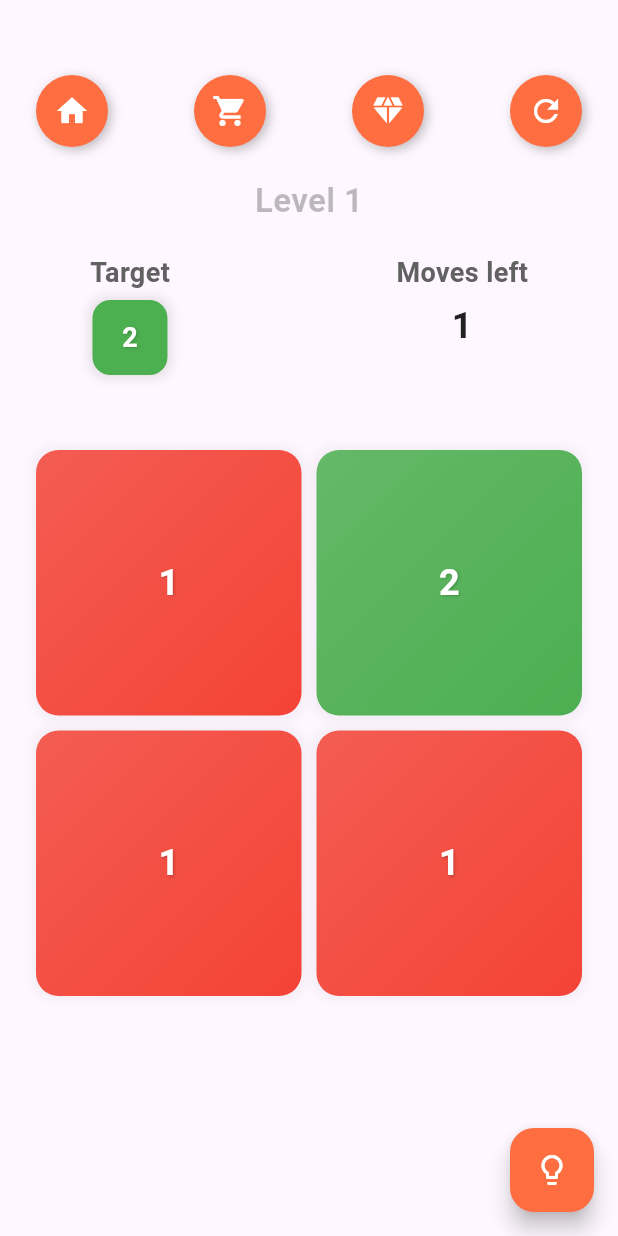
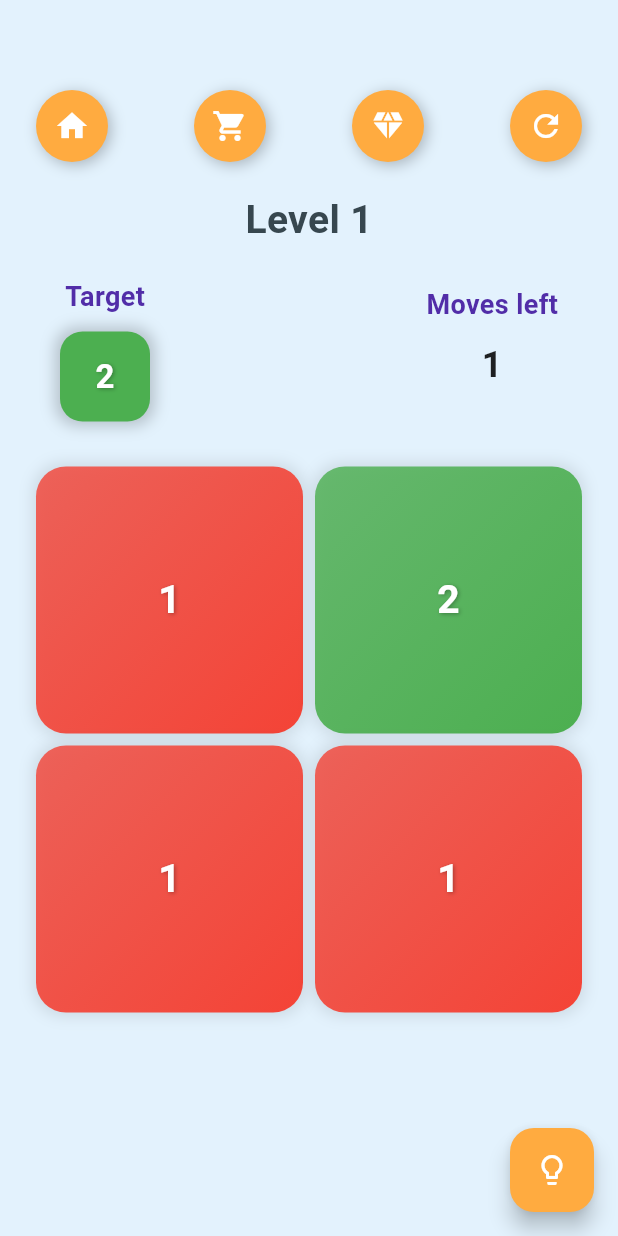
Before and after one commit to theokramer/logicalColors, a Flutter app: the screen it shows after launch, on a phone screen of 412 x 824 dp. Run offline on Flutter 3.47's test engine with Material 3 defaults, Android fonts, the phone set to English and light mode, and no system bars; our stand-ins replace confetti; Roboto replaces fonts that are missing (Orbitron, Quicksand).

Commit message:
Improved Design

```diff
--- a/lib/puzzle_screen.dart
+++ b/lib/puzzle_screen.dart
@@ -19,22 +19,22 @@ class _PuzzleScreenState extends State<PuzzleScreen> with SingleTickerProviderSt
   late ConfettiController _confettiController;
   late AnimationController _animationController;
   late Animation<double> _animation;
-  double pi = 3.1415926535897932;
   final int _coinsEarned = 30; // Coins earned after level completion
   bool showBanner = false;
+  double pi = 3.1415926535897932;
 
   @override
   void initState() {
     super.initState();
-    _confettiController = ConfettiController(duration: const Duration(milliseconds: 300));
+    _confettiController = ConfettiController(duration: const Duration(milliseconds: 500));
     _animationController = AnimationController(
       duration: const Duration(milliseconds: 300),
       vsync: this,
     );
-    _animation = Tween<double>(begin: 1.0, end: 1.05).animate(
+    _animation = Tween<double>(begin: 1.0, end: 1.1).animate(
       CurvedAnimation(
         parent: _animationController,
-        curve: Curves.easeOut,
+        curve: Curves.easeInOut,
       ),
     );
   }
@@ -51,11 +51,12 @@ class _PuzzleScreenState extends State<PuzzleScreen> with SingleTickerProviderSt
     final puzzle = Provider.of<PuzzleModel>(context);
 
     return Scaffold(
+      backgroundColor: Colors.blue[50], // Playful background color
       body: Stack(
         children: [
           Column(
             children: [
-              SizedBox(height: 50),
+              SizedBox(height: 60),
               Padding(
                 padding: const EdgeInsets.symmetric(horizontal: 24.0),
                 child: Row(
@@ -63,7 +64,7 @@ class _PuzzleScreenState extends State<PuzzleScreen> with SingleTickerProviderSt
                   children: [
                     _buildIconButton(
                       icon: Icons.home,
-                      color: Colors.deepOrangeAccent,
+                      color: Colors.orangeAccent,
                       onPressed: () {
                         Navigator.of(context).push(
                           MaterialPageRoute(
@@ -74,7 +75,7 @@ class _PuzzleScreenState extends State<PuzzleScreen> with SingleTickerProviderSt
                     ),
                     _buildIconButton(
                       icon: Icons.shopping_cart,
-                      color: Colors.deepOrangeAccent,
+                      color: Colors.orangeAccent,
                       onPressed: () {
                         Navigator.of(context).push(
                           MaterialPageRoute(
@@ -85,7 +86,7 @@ class _PuzzleScreenState extends State<PuzzleScreen> with SingleTickerProviderSt
                     ),
                     _buildIconButton(
                       icon: Icons.diamond,
-                      color: Colors.deepOrangeAccent,
+                      color: Colors.orangeAccent,
                       onPressed: () {
                         Navigator.of(context).push(
                           MaterialPageRoute(
@@ -96,7 +97,7 @@ class _PuzzleScreenState extends State<PuzzleScreen> with SingleTickerProviderSt
                     ),
                     _buildIconButton(
                       icon: Icons.refresh,
-                      color: Colors.deepOrangeAccent,
+                      color: Colors.orangeAccent,
                       onPressed: () {
                         puzzle.grid = puzzle.savedGrid.map((row) => List<int>.from(row)).toList();
                         puzzle.resetMoves();
@@ -111,15 +112,15 @@ class _PuzzleScreenState extends State<PuzzleScreen> with SingleTickerProviderSt
               Text(
                 'Level ${widget.currentLevel}',
                 style: TextStyle(
-                  color: Colors.black26,
-                  fontSize: 22,
-                  fontWeight: FontWeight.w700,
-                  fontFamily: 'Orbitron',
+                  color: Colors.blueGrey[800],
+                  fontSize: 26,
+                  fontWeight: FontWeight.bold,
+                  fontFamily: 'Quicksand',
                 ),
               ),
               SizedBox(height: 20),
               Padding(
-                padding: const EdgeInsets.symmetric(horizontal: 60.0),
+                padding: const EdgeInsets.symmetric(horizontal: 40.0),
                 child: Row(
                   mainAxisAlignment: MainAxisAlignment.spaceBetween,
                   children: [
@@ -128,12 +129,12 @@ class _PuzzleScreenState extends State<PuzzleScreen> with SingleTickerProviderSt
                         Text(
                           'Target',
                           style: TextStyle(
-                            color: Colors.grey[700],
+                            color: Colors.deepPurple[700],
                             fontSize: 18,
                             fontWeight: FontWeight.w600,
                           ),
                         ),
-                        SizedBox(height: 5),
+                        SizedBox(height: 10),
                         _buildTargetColorBox(puzzle.targetColor, puzzle.targetColorNumber),
                       ],
                     ),
@@ -142,12 +143,12 @@ class _PuzzleScreenState extends State<PuzzleScreen> with SingleTickerProviderSt
                         Text(
                           'Moves left',
                           style: TextStyle(
-                            color: Colors.grey[700],
+                            color: Colors.deepPurple[700],
                             fontSize: 18,
                             fontWeight: FontWeight.w600,
                           ),
                         ),
-                        SizedBox(height: 5),
+                        SizedBox(height: 10),
                         Container(
                           height: 50,
                           child: Text(
@@ -164,13 +165,13 @@ class _PuzzleScreenState extends State<PuzzleScreen> with SingleTickerProviderSt
                   ],
                 ),
               ),
-              SizedBox(height: 50),
+              SizedBox(height: 30),
               Expanded(
                 child: GridView.builder(
                   gridDelegate: SliverGridDelegateWithFixedCrossAxisCount(
                     crossAxisCount: puzzle.size,
-                    crossAxisSpacing: 10.0,
-                    mainAxisSpacing: 10.0,
+                    crossAxisSpacing: 8.0,
+                    mainAxisSpacing: 8.0,
                   ),
                   padding: EdgeInsets.symmetric(horizontal: 24.0),
                   itemCount: puzzle.size * puzzle.size,
@@ -189,7 +190,6 @@ class _PuzzleScreenState extends State<PuzzleScreen> with SingleTickerProviderSt
 
                           if (puzzle.isGridFilledWithTargetColor()) {
                             _confettiController.play();
-
                             HapticFeedback.heavyImpact();
                             _animationController.forward().then((_) {
                               Future.delayed(Duration(milliseconds: 100), () {
@@ -200,8 +200,6 @@ setState(() {
                                   puzzle.addCoins(_coinsEarned);
                                   widget.currentLevel += 1;
                                 });
-
-
                               });
                             });
                           } else {
@@ -212,18 +210,18 @@ setState(() {
                           duration: Duration(milliseconds: 300),
                           decoration: BoxDecoration(
                             gradient: LinearGradient(
-                              colors: [tileColor.withOpacity(0.85), tileColor],
+                              colors: [tileColor.withOpacity(0.8), tileColor],
                               begin: Alignment.topLeft,
                               end: Alignment.bottomRight,
                             ),
                             border: isHintTile
-                                ? Border.all(color: Colors.yellowAccent, width: 3)
+                                ? Border.all(color: Colors.yellowAccent, width: 4)
                                 : null,
-                            borderRadius: BorderRadius.circular(15),
+                            borderRadius: BorderRadius.circular(20),
                             boxShadow: [
                               BoxShadow(
-                                color: Colors.black.withOpacity(0.05),
-                                blurRadius: 6,
+                                color: Colors.black.withOpacity(0.1),
+                                blurRadius: 8,
                                 spreadRadius: 2,
                               ),
                             ],
@@ -234,11 +232,11 @@ setState(() {
                               style: TextStyle(
                                 color: Colors.white,
                                 fontWeight: FontWeight.bold,
-                                fontSize: 24,
+                                fontSize: 26,
                                 shadows: [
                                   Shadow(
-                                    blurRadius: 2.0,
-                                    color: Colors.black.withOpacity(0.2),
+                                    blurRadius: 3.0,
+                                    color: Colors.black.withOpacity(0.3),
                                     offset: Offset(1, 1),
                                   ),
                                 ],
@@ -255,70 +253,65 @@ setState(() {
           ),
           if (showBanner)
             Container(
-              color: Colors.black.withOpacity(0.4), // Dark overlay with opacity
+              color: Colors.black.withOpacity(0.6), // Dark overlay with opacity
               child: Center(
-                child: Text("")
-              ),
-            ),
-
-
-          showBanner ?
-          Column(
-            mainAxisAlignment: MainAxisAlignment.start,
+                child: Column(
+                  mainAxisSize: MainAxisSize.min,
                   children: [
-                          Padding(
-                            padding: const EdgeInsets.only(top: 170.0),
-                            child: Container(
+                    Container(
                       color: Colors.deepPurple,
-                                            padding: EdgeInsets.symmetric(vertical: 30),
-                                            child: Row(
-                                              mainAxisAlignment: MainAxisAlignment.center,
+                      padding: EdgeInsets.symmetric(vertical: 40, horizontal: 20),
+                      child: Column(
                         children: [
-                                                SizedBox(width: 20),
                           Text(
                             'Level Complete!',
                             style: TextStyle(
                               color: Colors.white,
-                                                    fontSize: 35,
+                              fontSize: 36,
                               fontWeight: FontWeight.bold,
-                                                    fontFamily: 'Orbitron',
+                              fontFamily: 'Quicksand',
                             ),
                           ),
-
-                                              ],
-                                            ),
-                                          ),
-                          ),
-                          SizedBox(height: 30,),
+                          SizedBox(height: 20),
                           _buildCoinDisplay(_coinsEarned),
-                          SizedBox(height: 10,),
-                          GestureDetector(child: AnimatedText(), onTap: () {
+                          SizedBox(height: 20),
+                          Container(
+                            height: 50,
+                            child: GestureDetector(
+                              onTap: () {
                                 Navigator.of(context).push(
                                   MaterialPageRoute(
                                     builder: (context) => ChangeNotifierProvider(
                                       create: (_) => PuzzleModel(
                                           size: widget.currentLevel < 5 ? 2 : 3,
                                           level: widget.currentLevel < 5 ? widget.currentLevel : widget.currentLevel - 3),
-                        child: PuzzleScreen(currentLevel: widget.currentLevel,),
+                                      child: PuzzleScreen(currentLevel: widget.currentLevel),
                                     ),
                                   ),
                                 );
-                          },),
-          ],) : Text(""),
-
-          ConfettiWidget(
-            confettiController: _confettiController,
-            blastDirection: pi / 7,
-            minBlastForce: 5,
-            maxBlastForce: 10,
-            particleDrag: 0.03,
-            emissionFrequency: 0.3,
-            numberOfParticles: 20,
-            gravity: 0.1,
+                              },
+                              child: AnimatedText(),
+                            ),
                           ),
                         ],
                       ),
-
+                    ),
+                  ],
+                ),
+              ),
+            ),
+          ConfettiWidget(
+            confettiController: _confettiController,
+            blastDirection: pi / 5,
+            minBlastForce: 5,
+            maxBlastForce: 40,
+            emissionFrequency: 1,
+            numberOfParticles: 10,
+            gravity: 0.15,
+            colors: [Colors.pink, Colors.orange, Colors.yellow, Colors.green, Colors.blue],
+          ),
+        ],
+      ),
       floatingActionButton: FloatingActionButton(
         onPressed: () {
           if (coins < 50) {
@@ -334,7 +327,7 @@ setState(() {
             }
           }
         },
-        backgroundColor: Colors.deepOrangeAccent,
+        backgroundColor: Colors.orangeAccent,
         child: Icon(Icons.lightbulb_outline, color: Colors.white),
         tooltip: 'Get Hint',
       ),
@@ -346,24 +339,24 @@ setState(() {
       children: [
         Image.asset(
           'images/coins.png',
-          width: 150,
-          height: 150,
+          width: 130,
+          height: 130,
         ),
-        SizedBox(width: 100),
+        SizedBox(height: 10),
         Row(
           mainAxisAlignment: MainAxisAlignment.center,
           children: [
             Image.asset(
               'images/coin.png',
-          width: 30,
-          height: 30,
+              width: 35,
+              height: 35,
             ),
-        SizedBox(width: 10,),
+            SizedBox(width: 10),
             Text(
               '$coinsEarned',
               style: TextStyle(
                 color: Colors.white,
-                fontSize: 30,
+                fontSize: 32,
                 fontWeight: FontWeight.bold,
               ),
             ),
@@ -381,7 +374,7 @@ setState(() {
         boxShadow: [
           BoxShadow(
             color: Colors.black26,
-            blurRadius: 6,
+            blurRadius: 8,
             offset: Offset(2, 2),
           ),
         ],
@@ -395,16 +388,16 @@ setState(() {
 
   Widget _buildTargetColorBox(Color targetColor, int targetColorNumber) {
     return Container(
-      width: 50,
-      height: 50,
+      width: 60,
+      height: 60,
       decoration: BoxDecoration(
         color: targetColor,
-        borderRadius: BorderRadius.circular(12),
+        borderRadius: BorderRadius.circular(15),
         boxShadow: [
           BoxShadow(
-            color: Colors.black12.withOpacity(0.1),
-            blurRadius: 6,
-            spreadRadius: 2,
+            color: Colors.black12.withOpacity(0.2),
+            blurRadius: 8,
+            spreadRadius: 3,
           ),
         ],
       ),
@@ -414,11 +407,11 @@ setState(() {
           style: TextStyle(
             color: Colors.white,
             fontWeight: FontWeight.bold,
-            fontSize: 18,
+            fontSize: 22,
             shadows: [
               Shadow(
-                blurRadius: 2.0,
-                color: Colors.black.withOpacity(0.2),
+                blurRadius: 3.0,
+                color: Colors.black.withOpacity(0.3),
                 offset: Offset(1, 1),
               ),
             ],
@@ -436,7 +429,6 @@ setState(() {
   }
 }
 
-
 class AnimatedText extends StatefulWidget {
   @override
   _AnimatedTextState createState() => _AnimatedTextState();
@@ -444,45 +436,40 @@ class AnimatedText extends StatefulWidget {
 
 class _AnimatedTextState extends State<AnimatedText> with SingleTickerProviderStateMixin {
   late AnimationController _controller;
-  late Animation<Color?> _animation;
-  late Animation<double?> _animation2;
+  late Animation<Color?> _colorAnimation;
+  late Animation<double> _sizeAnimation;
 
   @override
   void initState() {
     super.initState();
-
-    // Initialize the AnimationController
     _controller = AnimationController(
       duration: const Duration(milliseconds: 1000),
       vsync: this,
-    )..repeat(reverse: true); // Repeat animation
+    )..repeat(reverse: true);
 
-    // Define the color animation
-    _animation = ColorTween(
-      begin: Colors.white54,
-      end: Colors.white,
+    _colorAnimation = ColorTween(
+      begin: Colors.yellow[200],
+      end: Colors.yellow[400],
     ).animate(_controller);
 
-        _animation2 = Tween<double>(
-      begin: 25,
-      end: 26,
+    _sizeAnimation = Tween<double>(
+      begin: 22,
+      end: 28,
     ).animate(_controller);
-
-        // Define the color animation
   }
 
   @override
   Widget build(BuildContext context) {
     return AnimatedBuilder(
-      animation: _animation,
+      animation: _controller,
       builder: (context, child) {
         return Text(
-          'Tap to claim',
+          'Tap to claim!',
           style: TextStyle(
-            color: _animation.value,
-            fontSize: _animation2.value,
-            fontWeight: FontWeight.w900,
-            fontFamily: 'Orbitron',
+            color: _colorAnimation.value,
+            fontSize: _sizeAnimation.value,
+            fontWeight: FontWeight.bold,
+            fontFamily: 'Quicksand',
           ),
         );
       },
```
Lines whose indentation alone changed are shown as unchanged.
